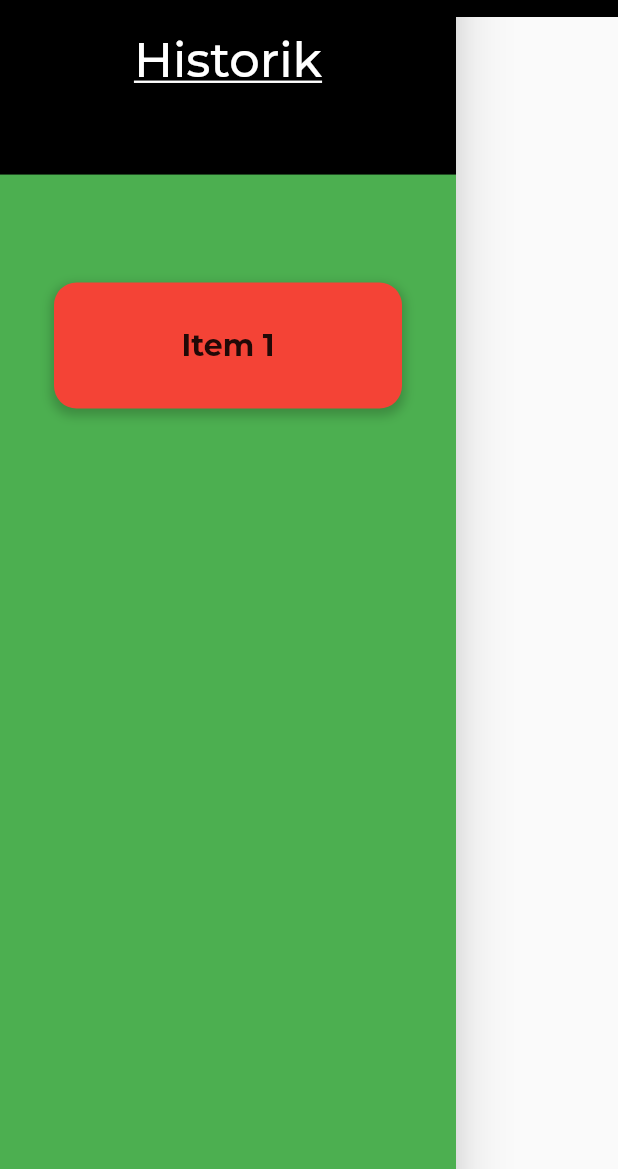
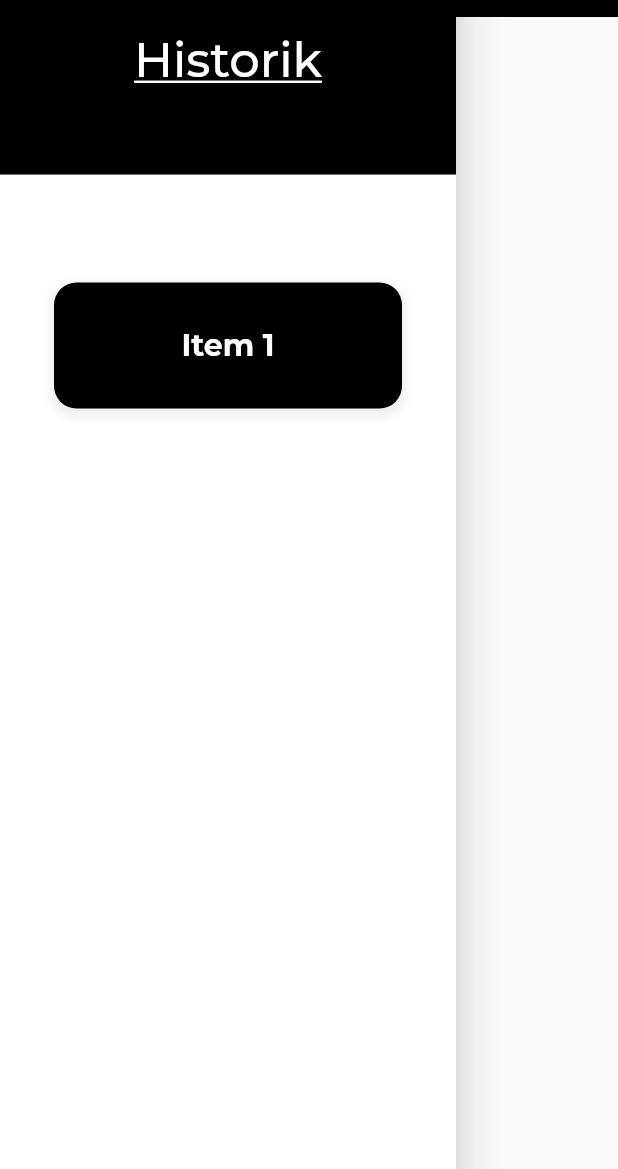
Before and after one commit to Rasmus3liasson/alcohol_check, a Flutter app: the screen it shows after launch, item 2 of the bottom bar chosen, on a phone screen of 412 x 824 dp, the part 67-1236 px from its top. Run offline on Flutter 3.47's test engine with Material 2 defaults, Android fonts, the phone set to English and light mode, and no system bars; our stand-ins replace google_fonts; missing offline and left inert: flutter_animated_button.

Commit message:
some style change

```diff
--- a/lib/pages/consumtion_time/consumtion_time.dart
+++ b/lib/pages/consumtion_time/consumtion_time.dart
@@ -155,13 +155,12 @@ class _ConsumtionTimeState extends State<ConsumtionTime> {
                           onPressed: () {
                             showResult();
                           },
-                          child: Text("Se Resultat", style: TextStyle(fontSize: 24.0)),
+                          child: Text("Se Resultat",
+                              style: TextStyle(fontSize: 24.0)),
                         ),
                 ],
               ),
             ),
-
-
             if (isLoading)
               Container(
                 color: AppColor.blackColor.withOpacity(0.9),
--- a/lib/pages/result/sober.dart
+++ b/lib/pages/result/sober.dart
@@ -19,7 +19,7 @@ final double bac;
         SizedBox(
           height: 80.0,
         ),
-        const Text('Det är bara ut o köra',style: TextStyle(fontSize: 30.0,fontWeight: FontWeight.bold),)
+        const Text('Det är bara ut o köra 😃',style: TextStyle(fontSize: 30.0,fontWeight: FontWeight.bold),)
       ],
     ));
   }
--- a/lib/utils/functions/calculate_result.dart
+++ b/lib/utils/functions/calculate_result.dart
@@ -15,7 +15,7 @@ SoberResult isSober({
   required double timeDifferenceInHours,
 }) {
   final genderNumber = gender == Gender.man ? 0.68 : 0.55;
-  final alcoholInGrams = (alcoholConsumed * 40) * 0.789; // Convert cl to grams
+  final alcoholInGrams = alcoholConsumed * 0.789; // Convert cl to grams
   final bodyWeightInGrams = weight * 1000;
 
   double bacAllDecimals =
--- a/lib/utils/functions/components/drawer.dart
+++ b/lib/utils/functions/components/drawer.dart
@@ -1,3 +1,4 @@
+import 'package:alcohol_check/utils/constans/color.dart';
 import 'package:flutter/material.dart';
 
 class CustomDrawer extends StatelessWidget {
@@ -6,7 +7,7 @@ class CustomDrawer extends StatelessWidget {
   @override
   Widget build(BuildContext context) {
     return Drawer(
-      backgroundColor: Colors.green,
+      backgroundColor: AppColor.whiteColor,
       child: Center(
         child: Column(
           mainAxisAlignment: MainAxisAlignment.start,
@@ -14,7 +15,7 @@ class CustomDrawer extends StatelessWidget {
           children: [
             const DrawerHeader(
               decoration: BoxDecoration(
-                color: Colors.black,
+                color: AppColor.blackColor,
               ),
               child: Center(
                 child: Row(
@@ -24,7 +25,7 @@ class CustomDrawer extends StatelessWidget {
                       'Historik',
                       style: TextStyle(
                         fontSize: 32.0,
-                        color: Colors.white,
+                        color: AppColor.whiteColor,
                         decoration: TextDecoration.underline,
                       ),
                     ),
@@ -44,12 +45,12 @@ class CustomDrawer extends StatelessWidget {
                     ListTile(
                       title: Container(
                         decoration: BoxDecoration(
-                          color: Colors.red,
+                          color: AppColor.blackColor,
                           shape: BoxShape.rectangle,
                           borderRadius: BorderRadius.circular(15.0),
                           boxShadow: [
                             BoxShadow(
-                              color: Colors.black.withOpacity(0.2),
+                              color: AppColor.greyColor.withOpacity(0.2),
                               spreadRadius: 2,
                               blurRadius: 5,
                               offset: Offset(0, 3),
@@ -62,6 +63,7 @@ class CustomDrawer extends StatelessWidget {
                             child: Text(
                               'Item 1',
                               style: TextStyle(
+                                color: AppColor.whiteColor,
                                 fontSize: 20.0,
                                 fontWeight: FontWeight.bold,
                               ),
```
Also changed, not shown: lib/pages/consumtion/choosen_consumtion.dart (+15 -1 lines), lib/pages/result/result.dart (+8 -2 lines).
